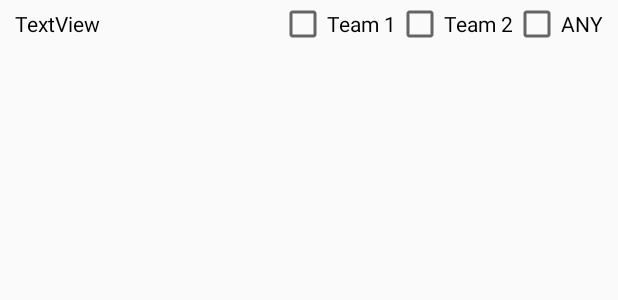
After one commit to spykecb/TheDarts, an Android app: the layout player_select_element.xml on its own in the app's theme, with its tools: preview values and no code run, on a phone screen of 412 x 824 dp. The commit adds this screen. Shown: the top 300 px of the screen. Run offline under Robolectric (Android 15) with nearby library versions, the phone set to English and light mode, and no system bars.

Commit message:
Added teams to the Player Selection screen

```diff
--- a/app/src/main/java/hu/spykeh/darts/thedarts/model/CricketMatch.java
+++ b/app/src/main/java/hu/spykeh/darts/thedarts/model/CricketMatch.java
@@ -30,6 +30,10 @@ public class CricketMatch extends Match {
 
     public CricketMatch(CricketMatchSettings settings, ArrayList<Player> players){
         super(settings, players);
+    }
+
+    public CricketMatch(CricketMatchSettings settings, Team team1, Team team2){
+        super(settings, team1, team2);
     }
 
     public void initBoard(){
--- a/app/src/main/java/hu/spykeh/darts/thedarts/model/Team.java
+++ b/app/src/main/java/hu/spykeh/darts/thedarts/model/Team.java
@@ -20,6 +20,11 @@ public class Team implements Serializable{
 
     public Team(TeamColor color){
         this.color = color;
+        this.players = new ArrayList<>();
+    }
+    public Team(List<Player> players, TeamColor color)  {
+        this.color = color;
+        this.players = players;
     }
 
     public TeamColor getColor() {
--- /dev/null
+++ b/app/src/main/res/layout/player_select_element.xml
@@ -0,0 +1,43 @@
+<?xml version="1.0" encoding="utf-8"?>
+<RelativeLayout
+    xmlns:android="http://schemas.android.com/apk/res/android" android:layout_width="match_parent"
+    android:layout_height="match_parent">
+
+    <TextView
+        android:id="@+id/selectionPlayerName"
+        android:layout_width="wrap_content"
+        android:layout_height="wrap_content"
+        android:layout_alignBottom="@+id/team1CheckBox"
+        android:layout_alignParentStart="true"
+        android:layout_alignParentTop="true"
+        android:textColor="#000000"
+        android:gravity="center_vertical"
+        android:layout_marginLeft="10dp"
+        android:text="TextView" />
+
+    <CheckBox
+        android:id="@+id/team1CheckBox"
+        android:layout_width="wrap_content"
+        android:layout_height="wrap_content"
+        android:layout_alignParentTop="true"
+
+        android:layout_toStartOf="@+id/team2CheckBox"
+        android:text="Team 1" />
+
+    <CheckBox
+        android:id="@+id/team2CheckBox"
+        android:layout_width="wrap_content"
+        android:layout_height="wrap_content"
+        android:layout_alignParentTop="true"
+        android:layout_toStartOf="@+id/anyCheckBox"
+        android:text="Team 2" />
+
+    <CheckBox
+        android:id="@+id/anyCheckBox"
+        android:layout_width="wrap_content"
+        android:layout_height="wrap_content"
+        android:layout_alignParentEnd="true"
+        android:layout_alignParentTop="true"
+        android:layout_marginRight="10dp"
+        android:text="ANY" />
+</RelativeLayout>
```
Also changed, not shown: app/src/main/java/hu/spykeh/darts/thedarts/adapters/PlayerSelectionAdapter.java (+82 -22 lines), app/src/main/java/hu/spykeh/darts/thedarts/model/Match.java (+20 -1 lines), app/src/main/java/hu/spykeh/darts/thedarts/view/MatchSettingsActivity.java (+48 -4 lines).
